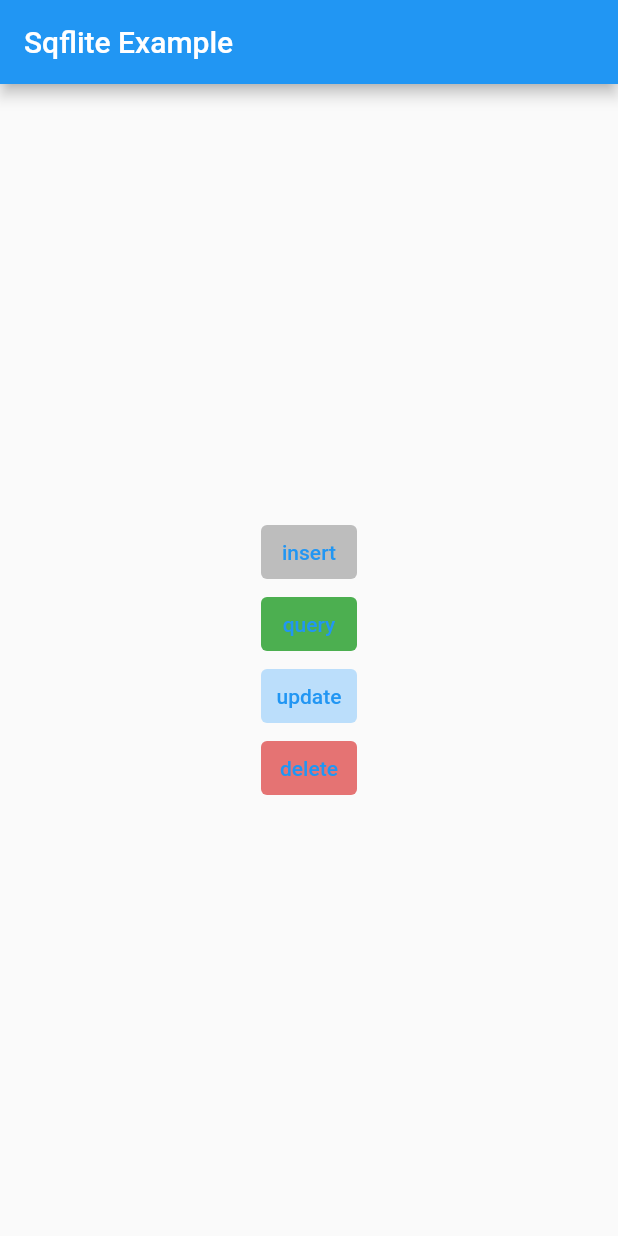
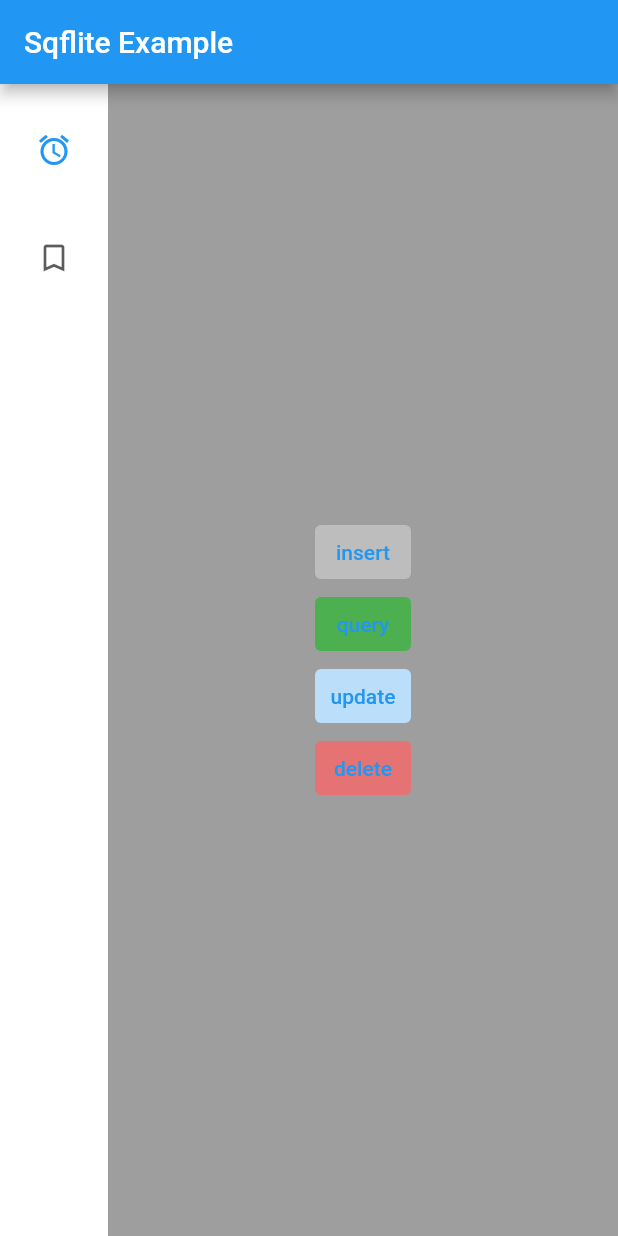
Before and after one commit to internessi/trainertimer, a Flutter app: the screen it shows after launch, on a phone screen of 412 x 824 dp. Run offline on Flutter 3.47's test engine with Material 2 defaults, Android fonts, the phone set to English and light mode, and no system bars; our stand-ins replace sqflite; accounts and stored records are empty.

Commit message:
Update main.dart

```diff
--- a/lib/main.dart
+++ b/lib/main.dart
@@ -1,20 +1,51 @@
 import 'package:flutter/material.dart';
+import 'package:flutter/src/material/navigation_rail.dart';
 import 'db_helper.dart';
 
 void main() => runApp(MaterialApp(
       home: HomePage(),
     ));
 
-class HomePage extends StatelessWidget {
+class HomePage extends StatefulWidget {
+  @override
+  _HomePageState createState() => _HomePageState();
+}
+
+class _HomePageState extends State<HomePage> {
+  int selectedIndex = 0;
+
   @override
   Widget build(BuildContext context) {
     return Scaffold(
         appBar: AppBar(
           title: Text('Sqflite Example'),
         ),
-        body: Center(
+        body: Row(
+          children: [
+            NavigationRail(
+              selectedIndex: selectedIndex,
+              onDestinationSelected: (index) {
+                setState(() {
+                  selectedIndex = index;
+                });
+              },
+              destinations: [
+                NavigationRailDestination(
+                  icon: Icon(Icons.access_alarm),
+                  label: Text('Alarm'),
+                ),
+                NavigationRailDestination(
+                  icon: Icon(Icons.bookmark_border),
+                  label: Text('Bookmark'),
+                ),
+              ],
+            ),
+            Container(
+              color: Colors.grey,
+              width: (MediaQuery.of(context).size.width - 72),
               child: Column(
                 mainAxisAlignment: MainAxisAlignment.center,
+                crossAxisAlignment: CrossAxisAlignment.center,
                 children: <Widget>[
                   TextButton(
                     onPressed: () async {
@@ -35,7 +66,8 @@ class HomePage extends StatelessWidget {
                     },
                     child: Text('query'),
                     style: ButtonStyle(
-                    backgroundColor: MaterialStateProperty.all(Colors.green)),
+                        backgroundColor:
+                            MaterialStateProperty.all(Colors.green)),
                   ),
                   TextButton(
                     onPressed: () async {
@@ -64,6 +96,8 @@ class HomePage extends StatelessWidget {
                   ),
                 ],
               ),
+            ),
+          ],
         ));
   }
 }
```
Lines whose indentation alone changed are shown as unchanged.
